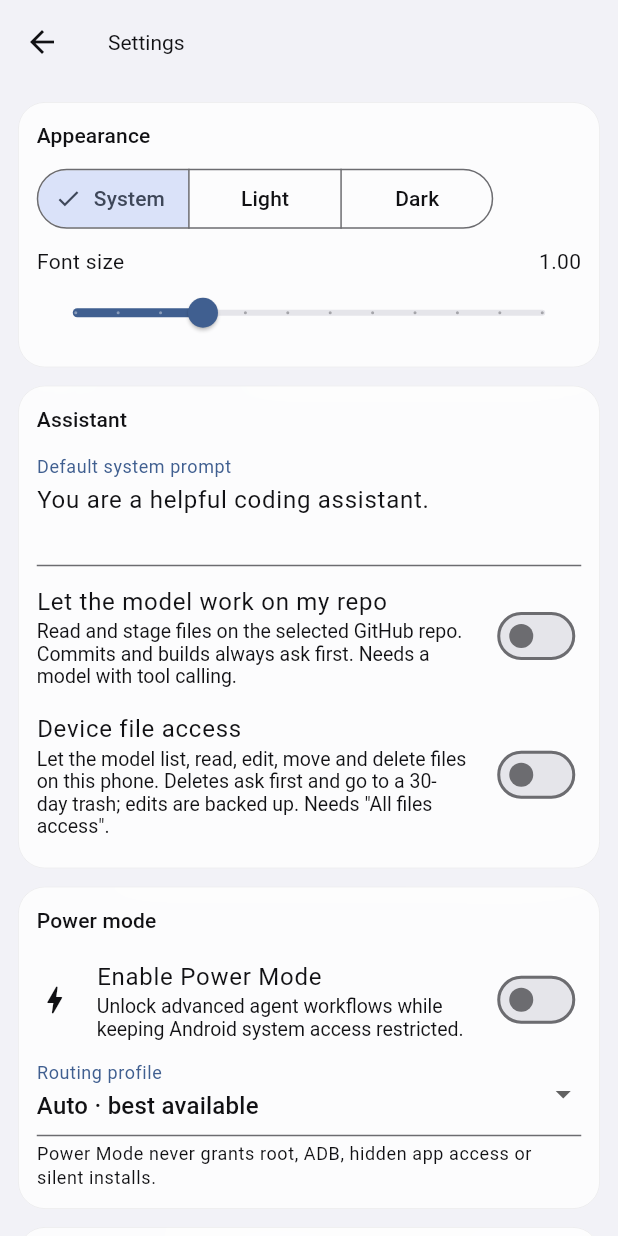
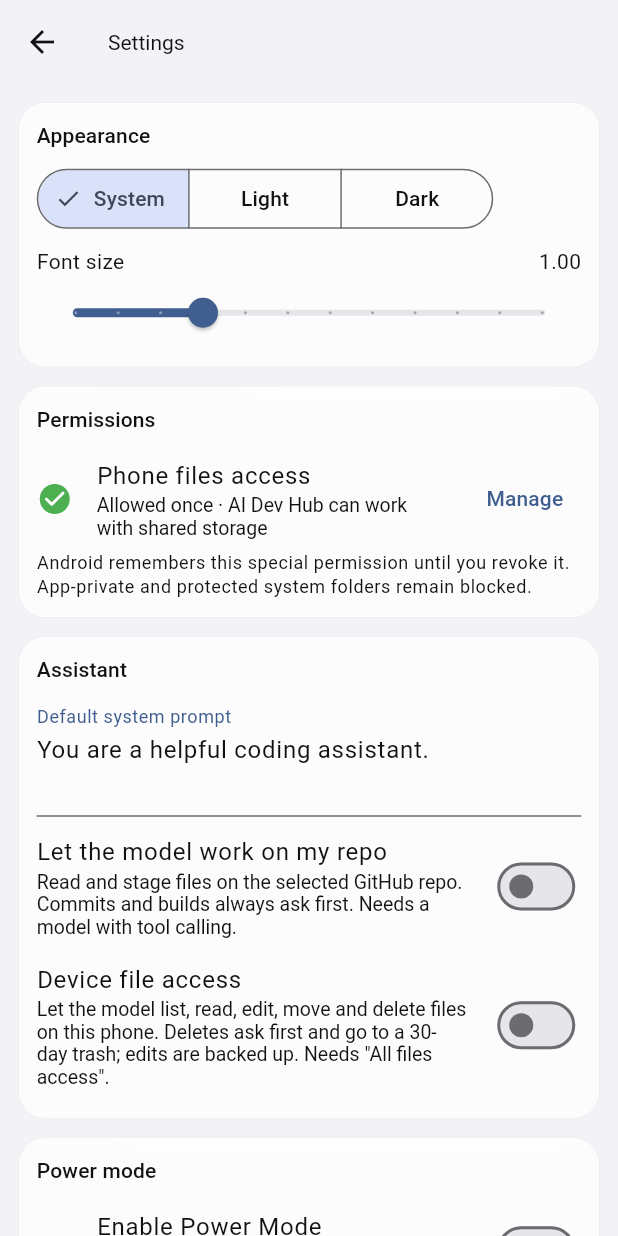
Before and after one commit to ravipacharwork/ai-dev-hub, a Flutter app: the SettingsScreen screen opened directly with empty values, on a phone screen of 412 x 824 dp. Run offline on Flutter 3.47's test engine with Material 3 defaults, Android fonts, the phone set to English and light mode, and no system bars; our stand-ins replace dio, file_picker, flutter_highlight, flutter_markdown, flutter_secure_storage, font_awesome_flutter and 7 more; missing offline and left inert: flutter_foreground_task, markdown, saf_stream, saf_util; accounts and stored records are empty; network calls fail; statements that could not run were skipped.

Commit message:
Add one-time phone file permission center

```diff
--- a/lib/features/settings/settings_screen.dart
+++ b/lib/features/settings/settings_screen.dart
@@ -161,6 +161,32 @@ class _SettingsScreenState extends State<SettingsScreen> {
           const SizedBox(height: 8),
           _FontSizeSlider(value: s.fontScale, onEnd: s.setFontScale),
         ]),
+        _section('Permissions', [
+          FutureBuilder<PermissionStatus>(
+            future: Permission.manageExternalStorage.status,
+            builder: (ctx, snap) {
+              final granted = snap.data?.isGranted == true;
+              return ListTile(
+                contentPadding: EdgeInsets.zero,
+                leading: Icon(granted ? Icons.check_circle_rounded : Icons.folder_open_rounded,
+                    color: granted ? Colors.green : null),
+                title: const Text('Phone files access'),
+                subtitle: Text(granted
+                    ? 'Allowed once · AI Dev Hub can work with shared storage'
+                    : 'Not allowed · grant once in Android Settings'),
+                trailing: TextButton(
+                  onPressed: () async {
+                    await openAppSettings();
+                    if (mounted) setState(() {});
+                  },
+                  child: Text(granted ? 'Manage' : 'Allow'),
+                ),
+              );
+            },
+          ),
+          Text('Android remembers this special permission until you revoke it. App-private and protected system folders remain blocked.',
+              style: Theme.of(context).textTheme.bodySmall),
+        ]),
         _section('Assistant', [
           TextField(
             controller: _prompt,
```
